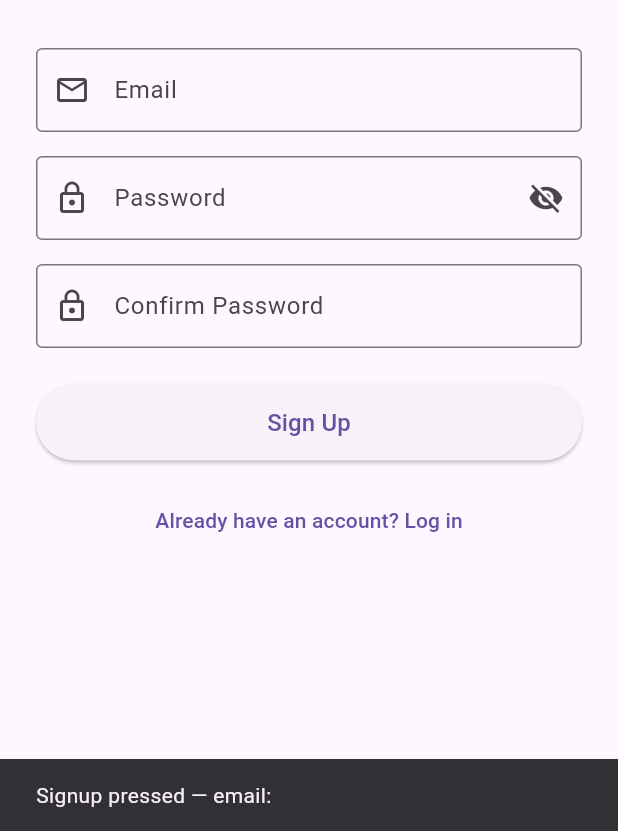
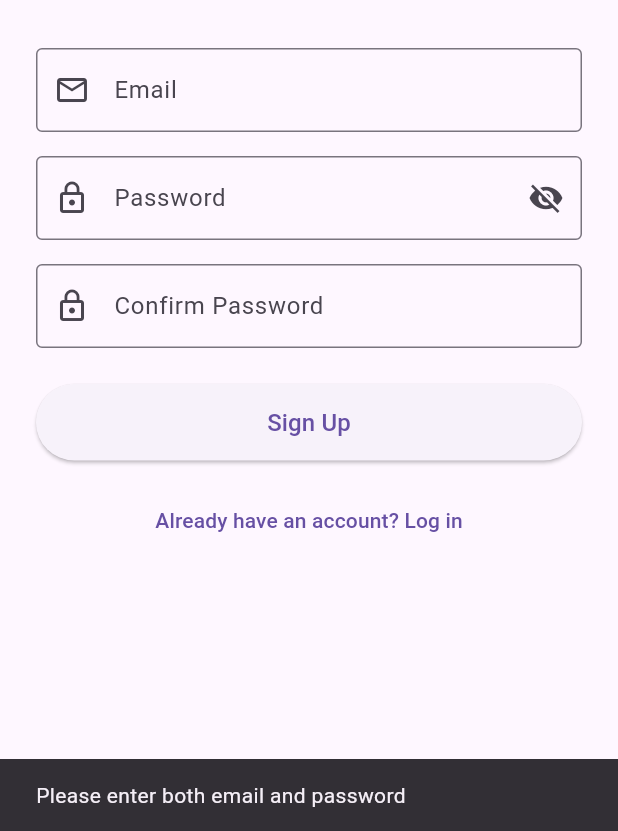
Before and after one commit to ishmalazhar17/clawdbot_app, a Flutter app: the SignupScreen screen opened by its route, after a tap on "Sign Up", on a phone screen of 412 x 824 dp, the part 405-1236 px from its top. Run offline on Flutter 3.47's test engine with Material 3 defaults, Android fonts, the phone set to English and light mode, and no system bars; our stand-ins replace flutter_local_notifications, flutter_secure_storage, flutter_tts, geolocator, permission_handler, shared_preferences and 3 more; accounts and stored records are empty; network calls fail.

Commit message:
Wire Signup screen and add AuthGate token check on launch (Phase 2, Sep 20 task)

```diff
--- a/lib/main.dart
+++ b/lib/main.dart
@@ -15,7 +15,7 @@ import 'screens/suggestions_screen.dart';
 import 'screens/login_screen.dart';
 import 'screens/signup_screen.dart';
 import 'notification_helper.dart';
-
+import 'auth_gate.dart';
 // This is the very first function that runs in the whole app.
 // runApp() takes a widget and makes it fill the screen.
 //
@@ -53,7 +53,7 @@ class ClawdBotApp extends StatelessWidget {
         '/signup': (context) => const SignupScreen(),
         '/home': (context) => const HomeNavigation(),
       },
-      home: const LoginScreen(),
+            home: const AuthGate(),
     );
   }
 }
--- a/lib/screens/signup_screen.dart
+++ b/lib/screens/signup_screen.dart
@@ -1,11 +1,16 @@
 // =====================================================================
 // signup_screen.dart — the Signup screen UI.
 //
-// Same idea as login_screen.dart: layout only today. Sep 19–20 will
-// wire this to Person A's /auth/signup endpoint.
+// UPDATED Sep 20: calls AuthService.signup(). On success, we
+// automatically log the new user in right after (same credentials)
+// so they land straight in the app instead of being bounced back to
+// a Login screen they'd have to fill in again — one less step for
+// someone with memory difficulties, which fits this app's whole
+// purpose.
 // =====================================================================
 
 import 'package:flutter/material.dart';
+import '../auth_service.dart';
 
 class SignupScreen extends StatefulWidget {
   const SignupScreen({super.key});
@@ -21,12 +26,19 @@ class _SignupScreenState extends State<SignupScreen> {
       TextEditingController();
 
   bool _obscurePassword = true;
+  bool _isLoading = false;
 
-  // Placeholder — replaced with a real /auth/signup call later.
-  void _handleSignupPressed() {
-    final email = _emailController.text;
+  Future<void> _handleSignupPressed() async {
+    final email = _emailController.text.trim();
     final password = _passwordController.text;
     final confirm = _confirmPasswordController.text;
+
+    if (email.isEmpty || password.isEmpty) {
+      ScaffoldMessenger.of(context).showSnackBar(
+        const SnackBar(content: Text('Please enter both email and password')),
+      );
+      return;
+    }
 
     if (password != confirm) {
       ScaffoldMessenger.of(context).showSnackBar(
@@ -35,9 +47,47 @@ class _SignupScreenState extends State<SignupScreen> {
       return;
     }
 
-    ScaffoldMessenger.of(context).showSnackBar(
-      SnackBar(content: Text('Signup pressed — email: $email')),
-    );
+    setState(() {
+      _isLoading = true;
+    });
+
+    final signupResult = await AuthService.instance.signup(email, password);
+
+    if (!mounted) return;
+
+    if (signupResult['success'] != true) {
+      setState(() {
+        _isLoading = false;
+      });
+      ScaffoldMessenger.of(context).showSnackBar(
+        SnackBar(content: Text(signupResult['error'] ?? 'Signup failed')),
+      );
+      return;
+    }
+
+    // Signup worked — now log in automatically with the same
+    // credentials so the user doesn't have to type them again.
+    final loginResult = await AuthService.instance.login(email, password);
+
+    if (!mounted) return;
+
+    setState(() {
+      _isLoading = false;
+    });
+
+    if (loginResult['success'] == true) {
+      Navigator.of(context).pushReplacementNamed('/home');
+    } else {
+      // Rare edge case: account was created but auto-login failed
+      // (e.g. a network blip right after signup). Send them to the
+      // Login screen to try manually rather than leaving them stuck.
+      ScaffoldMessenger.of(context).showSnackBar(
+        const SnackBar(
+          content: Text('Account created — please log in.'),
+        ),
+      );
+      Navigator.of(context).pop();
+    }
   }
 
   @override
@@ -68,10 +118,10 @@ class _SignupScreenState extends State<SignupScreen> {
                   ),
                   const SizedBox(height: 32),
 
-                  // ---- Email field ----
                   TextField(
                     controller: _emailController,
                     keyboardType: TextInputType.emailAddress,
+                    enabled: !_isLoading,
                     decoration: const InputDecoration(
                       labelText: 'Email',
                       prefixIcon: Icon(Icons.email_outlined),
@@ -80,10 +130,10 @@ class _SignupScreenState extends State<SignupScreen> {
                   ),
                   const SizedBox(height: 16),
 
-                  // ---- Password field ----
                   TextField(
                     controller: _passwordController,
                     obscureText: _obscurePassword,
+                    enabled: !_isLoading,
                     decoration: InputDecoration(
                       labelText: 'Password',
                       prefixIcon: const Icon(Icons.lock_outline),
@@ -104,10 +154,10 @@ class _SignupScreenState extends State<SignupScreen> {
                   ),
                   const SizedBox(height: 16),
 
-                  // ---- Confirm password field ----
                   TextField(
                     controller: _confirmPasswordController,
                     obscureText: _obscurePassword,
+                    enabled: !_isLoading,
                     decoration: const InputDecoration(
                       labelText: 'Confirm Password',
                       prefixIcon: Icon(Icons.lock_outline),
@@ -116,20 +166,30 @@ class _SignupScreenState extends State<SignupScreen> {
                   ),
                   const SizedBox(height: 24),
 
-                  // ---- Signup button ----
                   ElevatedButton(
                     style: ElevatedButton.styleFrom(
                       padding: const EdgeInsets.symmetric(vertical: 14),
                     ),
-                    onPressed: _handleSignupPressed,
-                    child: const Text('Sign Up', style: TextStyle(fontSize: 16)),
+                    onPressed: _isLoading ? null : _handleSignupPressed,
+                    child: _isLoading
+                        ? const SizedBox(
+                            height: 20,
+                            width: 20,
+                            child: CircularProgressIndicator(
+                              strokeWidth: 2,
+                              color: Colors.white,
+                            ),
+                          )
+                        : const Text('Sign Up', style: TextStyle(fontSize: 16)),
                   ),
                   const SizedBox(height: 16),
 
                   TextButton(
-                    onPressed: () {
-                      Navigator.of(context).pop();
-                    },
+                    onPressed: _isLoading
+                        ? null
+                        : () {
+                            Navigator.of(context).pop();
+                          },
                     child: const Text('Already have an account? Log in'),
                   ),
                 ],
```
Also changed, not shown: lib/auth_gate.dart (added, +36 -0 lines).
